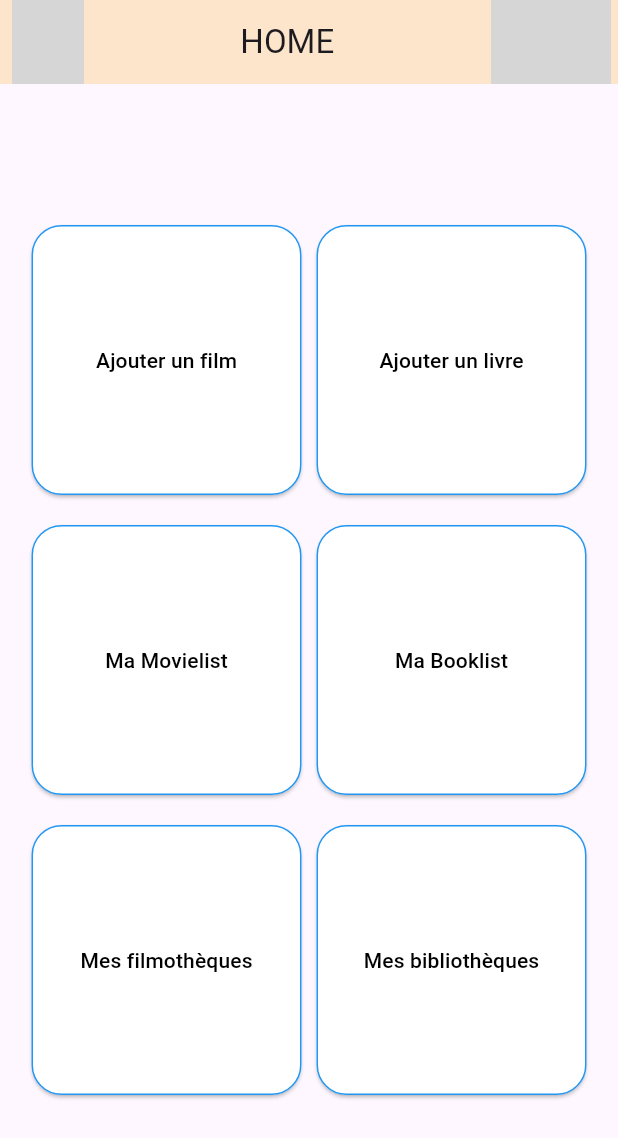
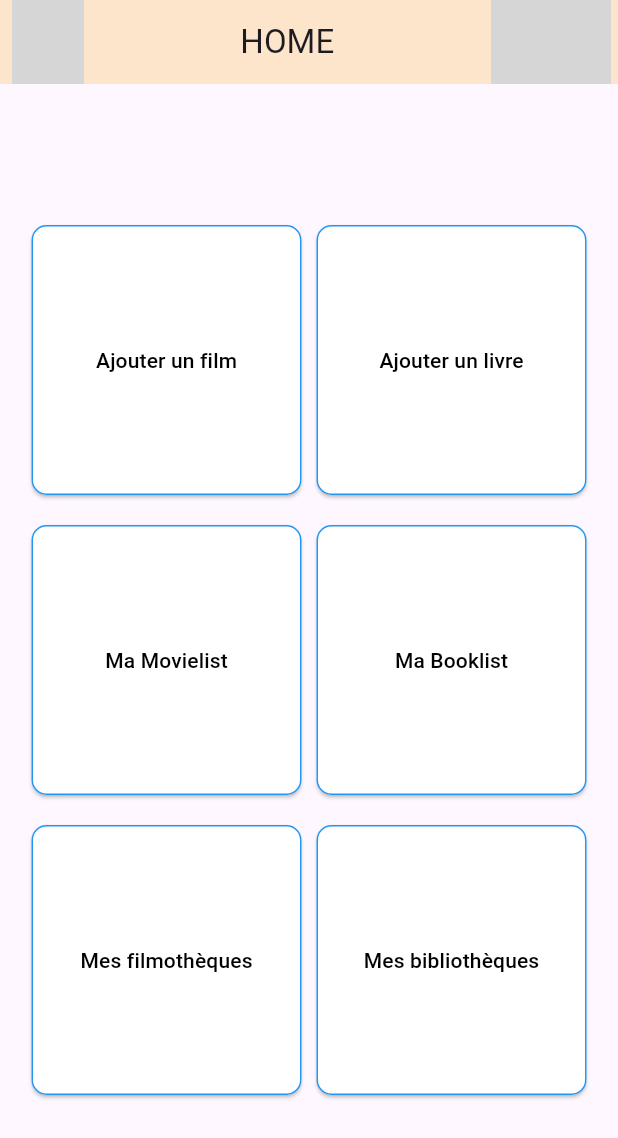
Before and after one commit to selogurain12/watchlist, a Flutter app: the screen it shows after launch, on a phone screen of 412 x 824 dp. Shown: the top 1138 px of the screen. Run offline on Flutter 3.47's test engine with Material 3 defaults, Android fonts, the light colour scheme and no system bars; our stand-ins replace dio, equatable, flutter_bloc, flutter_secure_storage, get_it, go_router and 1 more; generated files the repository leaves out were written again; grey boxes are pictures that could not be loaded.

Commit message:
feat(watchlist/webui): change designe of home - #2

```diff
--- a/lib/features/user/presentation/widgets/home_body.dart
+++ b/lib/features/user/presentation/widgets/home_body.dart
@@ -11,7 +11,7 @@ class HomeBody extends StatelessWidget{
           mainAxisAlignment: MainAxisAlignment.center,
           children: [
             Padding(
-              padding: const EdgeInsets.all(10.0),
+              padding: const EdgeInsets.all(10.0), // Espacement autour de la première paire de boutons
               child: Center(
                 child: Row(
                   mainAxisAlignment: MainAxisAlignment.center,
@@ -27,7 +27,7 @@ class HomeBody extends StatelessWidget{
                             backgroundColor: Colors.white,
                             side: const BorderSide(color: Colors.blue),
                             shape: RoundedRectangleBorder(
-                            borderRadius: BorderRadius.circular(20.0), // ajustez la valeur selon votre préférence
+                              borderRadius: BorderRadius.circular(10.0), // ajustez la valeur selon votre préférence
                             ),
                         ),
                         child: const Text(
@@ -48,7 +48,7 @@ class HomeBody extends StatelessWidget{
                             backgroundColor: Colors.white,
                             side: const BorderSide(color: Colors.blue),
                             shape: RoundedRectangleBorder(
-                            borderRadius: BorderRadius.circular(20.0), // ajustez la valeur selon votre préférence
+                              borderRadius: BorderRadius.circular(10.0), // ajustez la valeur selon votre préférence
                             ),
                         ),
                         child: const Text(
@@ -81,7 +81,7 @@ class HomeBody extends StatelessWidget{
                             backgroundColor: Colors.white,
                             side: const BorderSide(color: Colors.blue),
                             shape: RoundedRectangleBorder(
-                            borderRadius: BorderRadius.circular(20.0), // ajustez la valeur selon votre préférence
+                              borderRadius: BorderRadius.circular(10.0), // ajustez la valeur selon votre préférence
                             ),
                             ),
                         child: const Text(
@@ -105,7 +105,7 @@ class HomeBody extends StatelessWidget{
                             backgroundColor: Colors.white,
                             side: const BorderSide(color: Colors.blue),
                             shape: RoundedRectangleBorder(
-                            borderRadius: BorderRadius.circular(20.0), // ajustez la valeur selon votre préférence
+                              borderRadius: BorderRadius.circular(10.0), // ajustez la valeur selon votre préférence
                             ),
                             ),
                         child: const Text(
@@ -138,7 +138,7 @@ class HomeBody extends StatelessWidget{
                             backgroundColor: Colors.white,
                             side: const BorderSide(color: Colors.blue),
                             shape: RoundedRectangleBorder(
-                            borderRadius: BorderRadius.circular(20.0), // ajustez la valeur selon votre préférence
+                              borderRadius: BorderRadius.circular(10.0), // ajustez la valeur selon votre préférence
                             ),
                             ),
                         child: const Text(
@@ -162,7 +162,7 @@ class HomeBody extends StatelessWidget{
                             backgroundColor: Colors.white,
                             side: const BorderSide(color: Colors.blue),
                             shape: RoundedRectangleBorder(
-                            borderRadius: BorderRadius.circular(20.0), // ajustez la valeur selon votre préférence
+                              borderRadius: BorderRadius.circular(10.0), // ajustez la valeur selon votre préférence
                             ),
                             ),
                         child: const Text(
```
Lines whose indentation alone changed are shown as unchanged.
